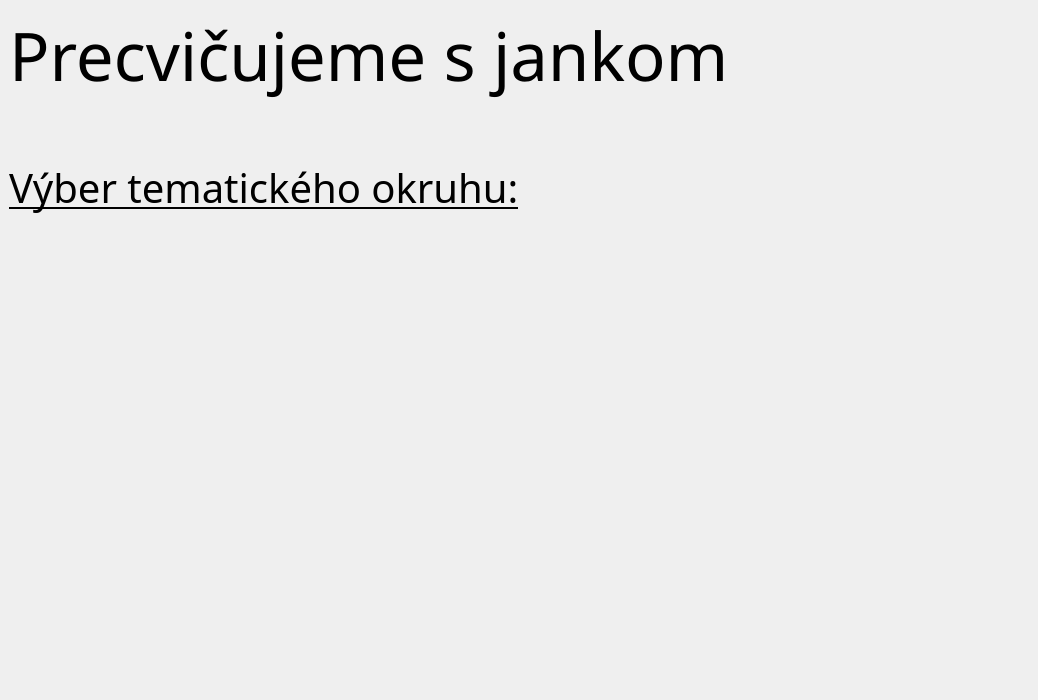
Qt form learn_soft.ui (slawfik/Dip_learn) before a commit.
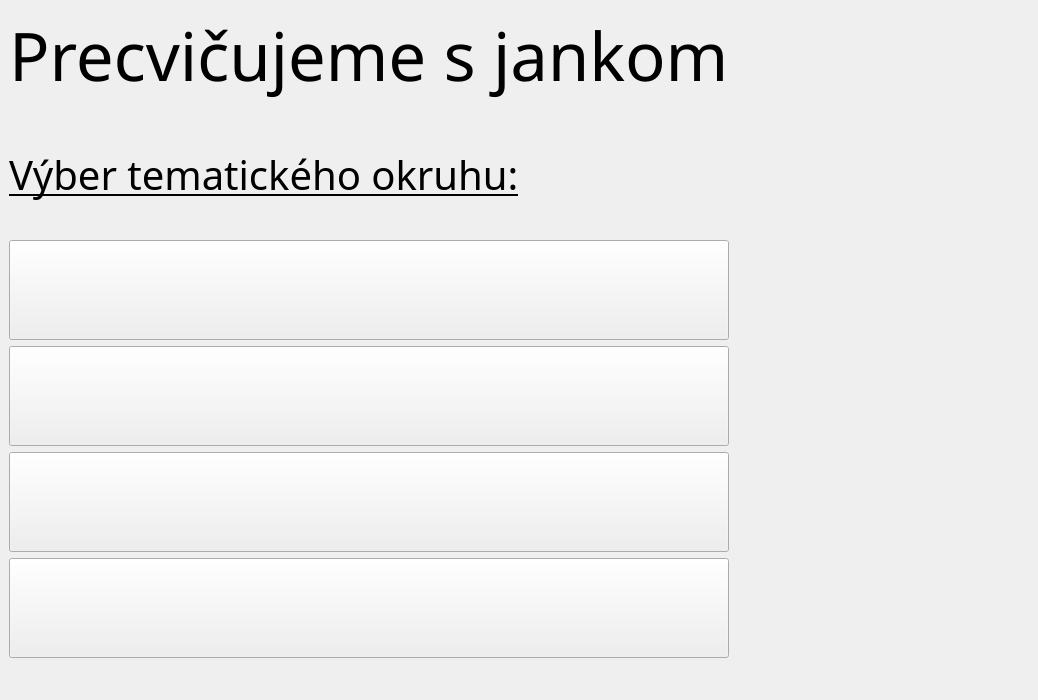
The same form after that commit. Icons and pictures are not drawn.

What changed in the file:
```diff
--- a/learn_soft.ui
+++ b/learn_soft.ui
@@ -6,7 +6,7 @@
    <rect>
     <x>0</x>
     <y>0</y>
-    <width>900</width>
+    <width>1000</width>
     <height>700</height>
    </rect>
   </property>
@@ -26,8 +26,8 @@
   </property>
   <widget class="QWidget" name="centralwidget">
    <layout class="QGridLayout" name="gridLayout_3">
-    <item row="6" column="1">
-     <widget class="QPushButton" name="btn_4">
+    <item row="7" column="0">
+     <widget class="QPushButton" name="btn_3">
       <property name="minimumSize">
        <size>
         <width>330</width>
@@ -35,40 +35,15 @@
        </size>
       </property>
       <property name="styleSheet">
-       <string notr="true">#btn_4 {
-background-color: transparent;
-border-image: url(:/img/images/BT_ZAB_OFF.png);
-background: none;
-
-border-radius: 10px;
-background-repeat: none;
-}
-#btn_4:pressed
-{
-   border-image: url(:/img/images/BT_ZAB_ON.png);
-
- }</string>
+       <string notr="true"/>
       </property>
       <property name="text">
        <string/>
       </property>
      </widget>
     </item>
-    <item row="7" column="1">
-     <spacer name="verticalSpacer_2">
-      <property name="orientation">
-       <enum>Qt::Vertical</enum>
-      </property>
-      <property name="sizeHint" stdset="0">
-       <size>
-        <width>20</width>
-        <height>40</height>
-       </size>
-      </property>
-     </spacer>
-    </item>
-    <item row="2" column="1">
-     <widget class="QLabel" name="label_2">
+    <item row="2" column="0">
+     <widget class="QLabel" name="label_temat">
       <property name="font">
        <font>
         <family>Farm to Market Fancy</family>
@@ -81,91 +56,6 @@
       </property>
      </widget>
     </item>
-    <item row="4" column="1">
-     <widget class="QPushButton" name="btn_2">
-      <property name="minimumSize">
-       <size>
-        <width>330</width>
-        <height>100</height>
-       </size>
-      </property>
-      <property name="styleSheet">
-       <string notr="true">#btn_2 {
-background-color: transparent;
-border-image: url(:/img/images/BT_ANJ_OFF.png);
-background: none;
-
-border-radius: 10px;
-background-repeat: none;
-}
-#btn_2:pressed
-{
-   border-image: url(:/img/images/BT_ANJ_ON.png);
-
- }</string>
-      </property>
-      <property name="text">
-       <string/>
-      </property>
-     </widget>
-    </item>
-    <item row="1" column="1">
-     <spacer name="verticalSpacer">
-      <property name="orientation">
-       <enum>Qt::Vertical</enum>
-      </property>
-      <property name="sizeHint" stdset="0">
-       <size>
-        <width>20</width>
-        <height>40</height>
-       </size>
-      </property>
-     </spacer>
-    </item>
-    <item row="5" column="1">
-     <widget class="QPushButton" name="btn_3">
-      <property name="minimumSize">
-       <size>
-        <width>330</width>
-        <height>100</height>
-       </size>
-      </property>
-      <property name="styleSheet">
-       <string notr="true">#btn_3 {
-background-color: transparent;
-border-image: url(:/img/images/BT_LOG_OFF.png);
-background: none;
-
-border-radius: 10px;
-background-repeat: none;
-}
-#btn_3:pressed
-{
-   border-image: url(:/img/images/BT_LOG_ON.png);
-
- }</string>
-      </property>
-      <property name="text">
-       <string/>
-      </property>
-     </widget>
-    </item>
-    <item row="0" column="1">
-     <widget class="QLabel" name="label">
-      <property name="font">
-       <font>
-        <family>Farm to Market Fancy</family>
-        <pointsize>50</pointsize>
-        <weight>50</weight>
-        <italic>false</italic>
-        <bold>false</bold>
-       </font>
-      </property>
-      <property name="text">
-       <string>Precvičujeme s jankom</string>
-      </property>
-     </widget>
-    </item>
     <item row="0" column="2">
      <spacer name="horizontalSpacer_2">
       <property name="orientation">
@@ -182,7 +72,84 @@
       </property>
      </spacer>
     </item>
-    <item row="3" column="1">
+    <item row="10" column="0">
+     <spacer name="verticalSpacer_2">
+      <property name="orientation">
+       <enum>Qt::Vertical</enum>
+      </property>
+      <property name="sizeHint" stdset="0">
+       <size>
+        <width>20</width>
+        <height>40</height>
+       </size>
+      </property>
+     </spacer>
+    </item>
+    <item row="1" column="0">
+     <spacer name="verticalSpacer">
+      <property name="orientation">
+       <enum>Qt::Vertical</enum>
+      </property>
+      <property name="sizeType">
+       <enum>QSizePolicy::Fixed</enum>
+      </property>
+      <property name="sizeHint" stdset="0">
+       <size>
+        <width>20</width>
+        <height>40</height>
+       </size>
+      </property>
+     </spacer>
+    </item>
+    <item row="0" column="0">
+     <widget class="QLabel" name="label_tit">
+      <property name="font">
+       <font>
+        <family>Farm to Market Fancy</family>
+        <pointsize>50</pointsize>
+        <weight>50</weight>
+        <italic>false</italic>
+        <bold>false</bold>
+       </font>
+      </property>
+      <property name="text">
+       <string>Precvičujeme s jankom</string>
+      </property>
+     </widget>
+    </item>
+    <item row="3" column="0">
+     <spacer name="verticalSpacer_3">
+      <property name="orientation">
+       <enum>Qt::Vertical</enum>
+      </property>
+      <property name="sizeHint" stdset="0">
+       <size>
+        <width>20</width>
+        <height>40</height>
+       </size>
+      </property>
+     </spacer>
+    </item>
+    <item row="6" column="0">
+     <widget class="QPushButton" name="btn_2">
+      <property name="minimumSize">
+       <size>
+        <width>330</width>
+        <height>100</height>
+       </size>
+      </property>
+      <property name="focusPolicy">
+       <enum>Qt::WheelFocus</enum>
+      </property>
+      <property name="styleSheet">
+       <string notr="true"/>
+      </property>
+      <property name="text">
+       <string/>
+      </property>
+     </widget>
+    </item>
+    <item row="4" column="0">
      <widget class="QPushButton" name="btn_1">
       <property name="minimumSize">
        <size>
@@ -191,19 +158,23 @@
        </size>
       </property>
       <property name="styleSheet">
-       <string notr="true">#btn_1 {
-background-color: transparent;
-border-image: url(:/img/images/BT_MAT_OFF.png);
-background: none;
-
-border-radius: 10px;
-background-repeat: none;
-}
-#btn_1:pressed
-{
-   border-image: url(:/img/images/BT_MAT_ON.png);
-
- }</string>
+       <string notr="true"/>
+      </property>
+      <property name="text">
+       <string/>
+      </property>
+     </widget>
+    </item>
+    <item row="8" column="0">
+     <widget class="QPushButton" name="btn_4">
+      <property name="minimumSize">
+       <size>
+        <width>350</width>
+        <height>100</height>
+       </size>
+      </property>
+      <property name="focusPolicy">
+       <enum>Qt::WheelFocus</enum>
       </property>
       <property name="text">
        <string/>
```
Left out of the diff: 16 changed lines with no effect on the pictures.
